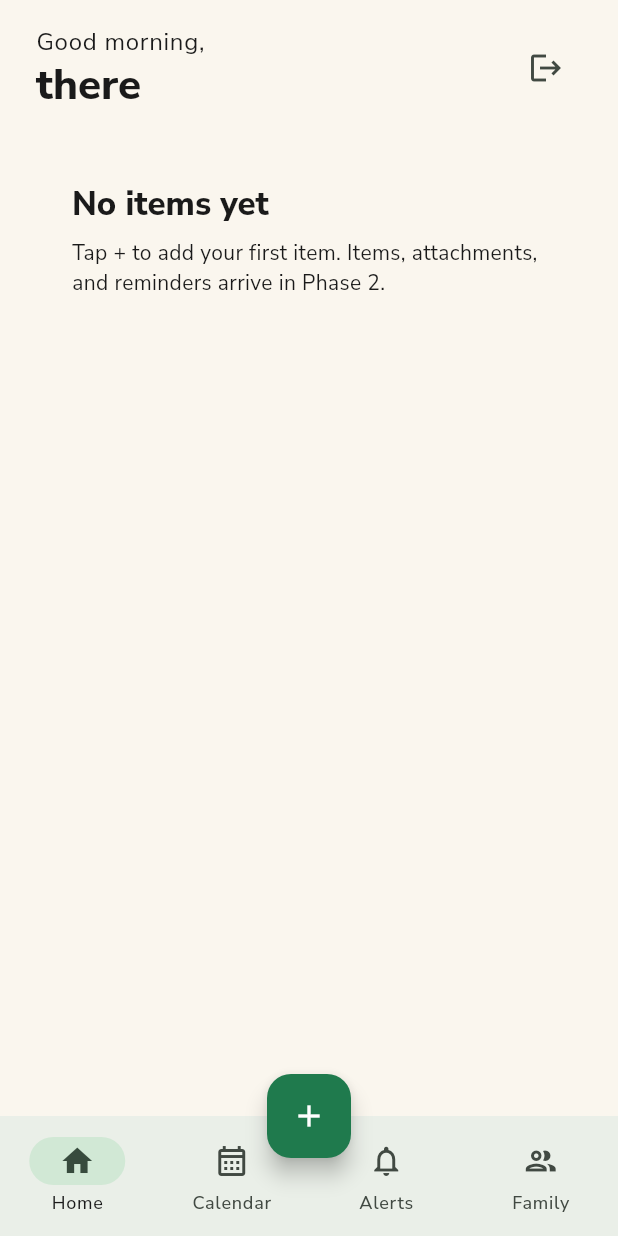
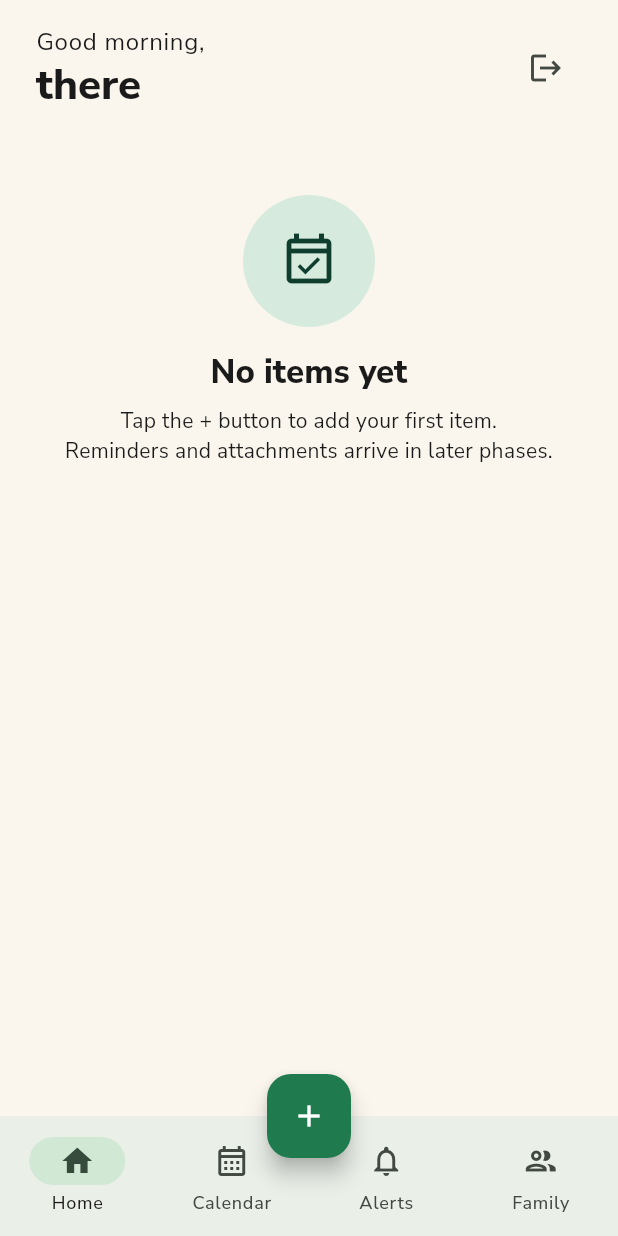
Before and after one commit to ritchworks-ux/stayon2.0, a Flutter app: the HomeScreen screen opened by its route, on a phone screen of 412 x 824 dp. Run offline on Flutter 3.47's test engine with Material 3 defaults, Android fonts, the phone set to English and light mode, and no system bars; our stand-ins replace flutter_riverpod, freezed_annotation, go_router, supabase_flutter; accounts and stored records are empty; generated files the repository leaves out were written again; network calls fail; statements that could not run were skipped.

Commit message:
feat(home): real items dashboard with bucketed sections + pull-to-refresh
Replaces the Phase 1 empty placeholder card with live data from
itemsProvider. ConsumerWidget watches the provider and routes
through four states via AsyncValue.when:

- loading  -> SliverFillRemaining + CircularProgressIndicator
- error    -> friendly 'Couldn't load your items' + Retry button
              (Retry calls ref.invalidate(itemsProvider))
- empty    -> EmptyHomeState (mint avatar + 'No items yet' copy)
- data     -> bucketize(items) -> ItemCardSection per non-empty
              bucket (Overdue / This week / This month / Later);
              empty buckets render nothing so we don't show
              'Later (0)' headers.

RefreshIndicator wraps the CustomScrollView; onRefresh awaits
ref.refresh(itemsProvider.future) so the spinner hides after the
new fetch completes.

Tap on an ItemCard shows a placeholder snackbar pointing at
Task 15 where /item/:id routing will replace this stub. The
callback is intentionally scoped to the visible context so it
can't navigate prematurely.

New widgets:
- ItemCardSection: section header (label + count) + stack of
  ItemCards. Returns SizedBox.shrink() when bucket is empty.
- EmptyHomeState: mint circle + calendar icon + onboarding copy.

7 widget tests cover greeting, loading, empty, error+retry,
bucket grouping (with section-order assertion via getTopLeft),
pull-to-refresh re-fetch, and tap placeholder.

Playwright smoke verified: app still boots, /#/home -> auth
guard -> /#/auth/sign-in, 0 console errors.

```diff
--- a/lib/features/home/ui/home_screen.dart
+++ b/lib/features/home/ui/home_screen.dart
@@ -1,28 +1,112 @@
 import 'package:flutter/material.dart';
 import 'package:flutter_riverpod/flutter_riverpod.dart';
 
+import '../../../app/theme/colors.dart';
 import '../../auth/controllers/auth_controller.dart';
 import '../../auth/controllers/auth_providers.dart';
+import '../../items/controllers/item_providers.dart';
+import '../../items/ui/widgets/empty_home_state.dart';
+import '../../items/ui/widgets/item_card_section.dart';
+import '../../items/utils/date_buckets.dart';
 
+/// Home dashboard.
+///
+/// Header: greeting + sign-out icon.
+/// Body: live `itemsProvider` data, grouped into Overdue / This week /
+/// This month / Later sections. Loading/empty/error all handled.
+/// Pull-to-refresh re-fetches via `ref.refresh(itemsProvider.future)`.
+///
+/// Tap on an [ItemCard] currently shows a placeholder snackbar; Task 15
+/// wires `/item/:id` routing and replaces this stub.
 class HomeScreen extends ConsumerWidget {
   const HomeScreen({super.key});
 
   @override
   Widget build(BuildContext context, WidgetRef ref) {
     final user = ref.watch(currentUserProvider);
-    final t = Theme.of(context).textTheme;
+    final items = ref.watch(itemsProvider);
     final greeting = user?.displayName?.trim().isNotEmpty == true
         ? user!.displayName!
         : user?.email.split('@').first ?? 'there';
 
     return Scaffold(
       body: SafeArea(
-        child: Padding(
-          padding: const EdgeInsets.fromLTRB(24, 16, 24, 24),
-          child: Column(
-            crossAxisAlignment: CrossAxisAlignment.start,
-            children: [
-              Row(
+        child: RefreshIndicator(
+          onRefresh: () async {
+            // Returns the next-fetch Future; RefreshIndicator awaits it
+            // before hiding its spinner. Use unawaited-style discard so
+            // the analyzer doesn't flag `refresh`'s return value.
+            final _ = await ref.refresh(itemsProvider.future);
+          },
+          child: CustomScrollView(
+            physics: const AlwaysScrollableScrollPhysics(),
+            slivers: [
+              SliverToBoxAdapter(
+                child: _GreetingHeader(greeting: greeting, ref: ref),
+              ),
+              items.when(
+                skipLoadingOnRefresh: false,
+                loading: () => const SliverFillRemaining(
+                  hasScrollBody: false,
+                  child: Center(child: CircularProgressIndicator()),
+                ),
+                error: (e, _) => SliverFillRemaining(
+                  hasScrollBody: false,
+                  child: _ErrorState(
+                    onRetry: () => ref.invalidate(itemsProvider),
+                  ),
+                ),
+                data: (list) {
+                  if (list.isEmpty) {
+                    return const SliverFillRemaining(
+                      hasScrollBody: false,
+                      child: EmptyHomeState(),
+                    );
+                  }
+                  final buckets = bucketize(list);
+                  return SliverPadding(
+                    padding: const EdgeInsets.fromLTRB(24, 0, 24, 24),
+                    sliver: SliverList(
+                      delegate: SliverChildListDelegate.fixed([
+                        for (final bucket in DateBucket.values)
+                          ItemCardSection(
+                            bucket: bucket,
+                            items: buckets[bucket] ?? const [],
+                            onTapItem: (item) {
+                              ScaffoldMessenger.of(context).showSnackBar(
+                                SnackBar(
+                                  content: Text(
+                                    'Tapped "${item.name}". '
+                                    'Item Detail arrives in Phase 2 Task 15.',
+                                  ),
+                                ),
+                              );
+                            },
+                          ),
+                      ]),
+                    ),
+                  );
+                },
+              ),
+            ],
+          ),
+        ),
+      ),
+    );
+  }
+}
+
+class _GreetingHeader extends StatelessWidget {
+  const _GreetingHeader({required this.greeting, required this.ref});
+  final String greeting;
+  final WidgetRef ref;
+
+  @override
+  Widget build(BuildContext context) {
+    final t = Theme.of(context).textTheme;
+    return Padding(
+      padding: const EdgeInsets.fromLTRB(24, 16, 24, 8),
+      child: Row(
         mainAxisAlignment: MainAxisAlignment.spaceBetween,
         children: [
           Expanded(
@@ -42,27 +126,39 @@ class HomeScreen extends ConsumerWidget {
           ),
         ],
       ),
-              const SizedBox(height: 24),
-              Card(
-                child: Padding(
-                  padding: const EdgeInsets.all(24),
+    );
+  }
+}
+
+class _ErrorState extends StatelessWidget {
+  const _ErrorState({required this.onRetry});
+  final VoidCallback onRetry;
+
+  @override
+  Widget build(BuildContext context) {
+    final t = Theme.of(context).textTheme;
+    return Padding(
+      padding: const EdgeInsets.symmetric(horizontal: 24, vertical: 48),
       child: Column(
-                    crossAxisAlignment: CrossAxisAlignment.start,
+        mainAxisSize: MainAxisSize.min,
+        crossAxisAlignment: CrossAxisAlignment.center,
         children: [
-                      Text('No items yet', style: t.titleLarge),
+          const Icon(Icons.cloud_off_outlined, size: 56, color: AppColors.ink),
+          const SizedBox(height: 16),
+          Text(
+            "Couldn't load your items",
+            style: t.titleLarge,
+            textAlign: TextAlign.center,
+          ),
           const SizedBox(height: 8),
           Text(
-                        'Tap + to add your first item. Items, attachments, '
-                        'and reminders arrive in Phase 2.',
+            'Check your connection and try again.',
             style: t.bodyMedium,
+            textAlign: TextAlign.center,
           ),
+          const SizedBox(height: 16),
+          FilledButton(onPressed: onRetry, child: const Text('Retry')),
         ],
-                  ),
-                ),
-              ),
-            ],
-          ),
-        ),
       ),
     );
   }
--- /dev/null
+++ b/lib/features/items/ui/widgets/empty_home_state.dart
@@ -0,0 +1,50 @@
+import 'package:flutter/material.dart';
+
+import '../../../../app/theme/colors.dart';
+
+/// Friendly empty state shown on Home when the user has no active items.
+/// Static — no provider reads — so it can render inside any container.
+class EmptyHomeState extends StatelessWidget {
+  const EmptyHomeState({super.key});
+
+  @override
+  Widget build(BuildContext context) {
+    final t = Theme.of(context).textTheme;
+    return Padding(
+      padding: const EdgeInsets.symmetric(horizontal: 24, vertical: 48),
+      child: Column(
+        mainAxisSize: MainAxisSize.min,
+        crossAxisAlignment: CrossAxisAlignment.center,
+        children: [
+          Container(
+            width: 88,
+            height: 88,
+            decoration: const BoxDecoration(
+              color: AppColors.mint,
+              shape: BoxShape.circle,
+            ),
+            alignment: Alignment.center,
+            child: const Icon(
+              Icons.event_available_outlined,
+              size: 40,
+              color: AppColors.forest,
+            ),
+          ),
+          const SizedBox(height: 16),
+          Text(
+            'No items yet',
+            style: t.titleLarge,
+            textAlign: TextAlign.center,
+          ),
+          const SizedBox(height: 8),
+          Text(
+            'Tap the + button to add your first item.\n'
+            'Reminders and attachments arrive in later phases.',
+            style: t.bodyMedium,
+            textAlign: TextAlign.center,
+          ),
+        ],
+      ),
+    );
+  }
+}
```
Also changed, not shown: lib/features/items/ui/widgets/item_card_section.dart (added, +70 -0 lines), 1 other file. Lines whose indentation alone changed are shown as unchanged.
